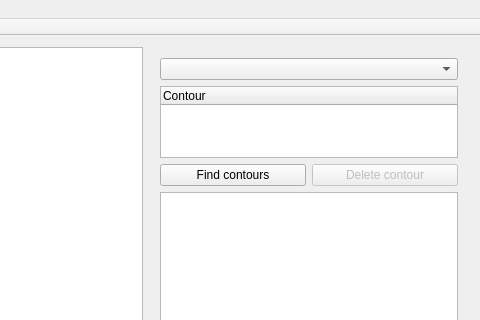
First picture: the form in mainwindow.ui, repository jonperdomo/polytracker, before the edit; both pictures show x 223 to 703 and y 0 to 320 of the 703 by 436 pixel window.
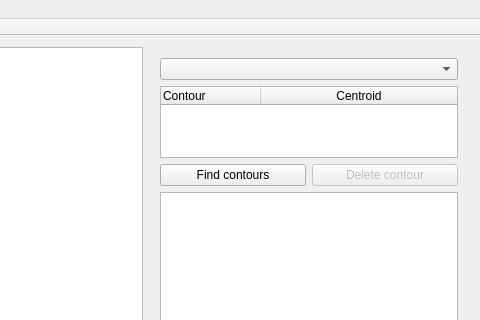
Second picture: the form after the edit. Custom widgets are drawn as their Qt base class.

Commit message: Update contours when centroid, contour checkboxes change their state.

The edit to the form file:
```diff
--- a/mainwindow.ui
+++ b/mainwindow.ui
@@ -101,6 +101,11 @@
            <set>AlignLeading|AlignVCenter</set>
           </property>
          </column>
+         <column>
+          <property name="text">
+           <string>Centroid</string>
+          </property>
+         </column>
         </widget>
        </item>
        <item>
```
Left out of the diff: 4 changed lines with no effect on the pictures. The commit also changes 2 other files.
